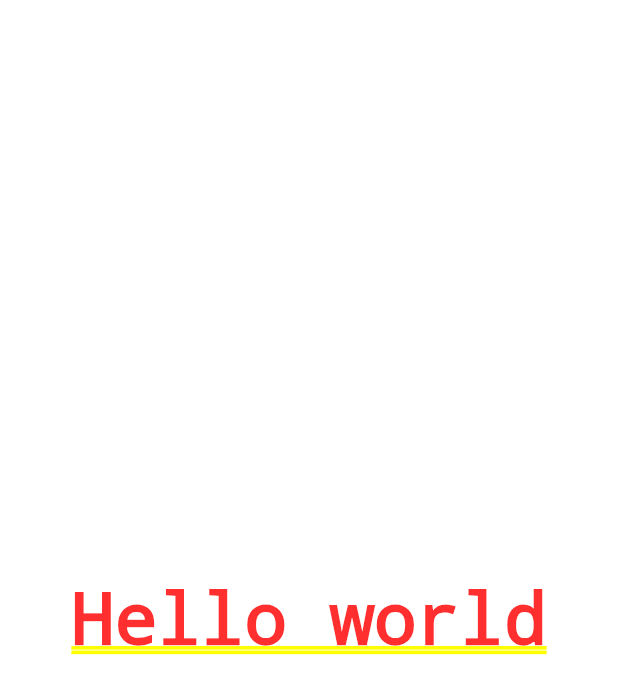
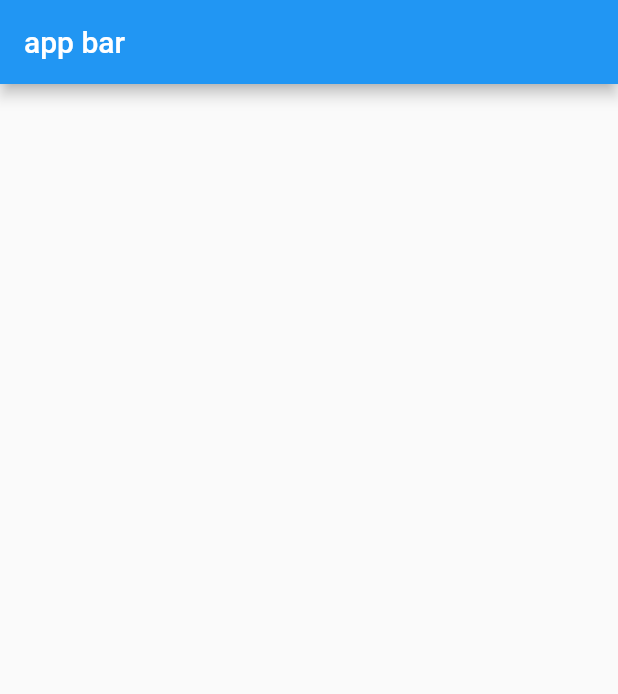
Before and after one commit to fede3mmanuel/practiceflutterbasics, a Flutter app: the screen it shows after launch, on a phone screen of 412 x 824 dp. Shown: the top 694 px of the screen. Run offline on Flutter 3.47's test engine with Material 2 defaults, Android fonts, the phone set to English and light mode, and no system bars.

Commit message:
add app bar

```diff
--- a/lib/main.dart
+++ b/lib/main.dart
@@ -10,7 +10,10 @@ class basics extends StatelessWidget {
   @override
   Widget build(BuildContext context) {
     return MaterialApp(
-      home: Center(child: Text('Hello world')),
+      home: Scaffold(
+          appBar: AppBar(
+        title: Text("app bar"),
+      )),
     );
   }
 }
```
